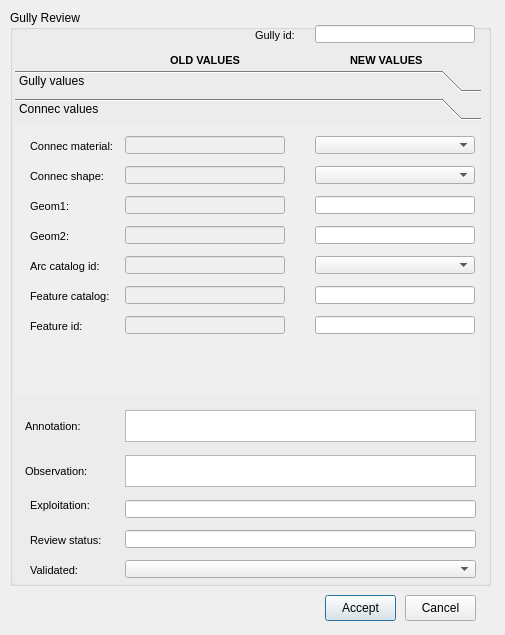
Qt form ui/ud_review_audit_gully.ui (Giswater/giswater_qgis_plugin) before a commit.
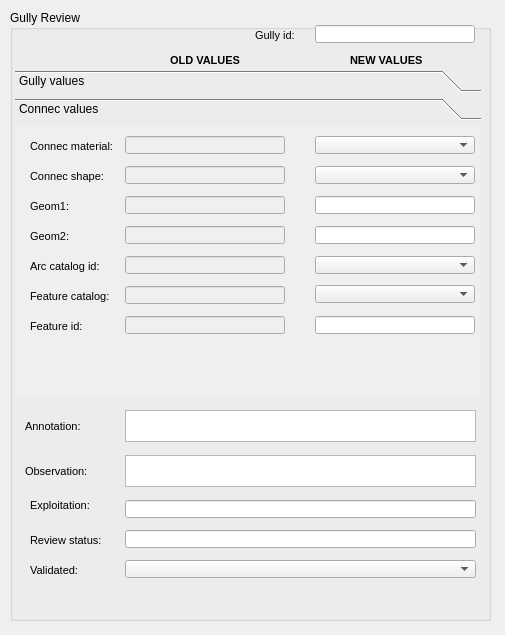
The same form after that commit. The open tabs and pages were chosen to show the change.

Commit message: Changes on review forms

Diff of the .ui file:
```diff
--- a/ui/ud_review_audit_gully.ui
+++ b/ui/ud_review_audit_gully.ui
@@ -19,7 +19,7 @@
      <x>10</x>
      <y>10</y>
      <width>481</width>
-     <height>576</height>
+     <height>611</height>
     </rect>
    </property>
    <property name="title">
@@ -765,22 +765,6 @@
        <string/>
       </property>
      </widget>
-     <widget class="QLineEdit" name="new_featurecat_id">
-      <property name="geometry">
-       <rect>
-        <x>300</x>
-        <y>160</y>
-        <width>160</width>
-        <height>18</height>
-       </rect>
-      </property>
-      <property name="styleSheet">
-       <string notr="true"/>
-      </property>
-      <property name="text">
-       <string/>
-      </property>
-     </widget>
      <widget class="QLineEdit" name="old_connec_geom1">
       <property name="enabled">
        <bool>false</bool>
@@ -1105,32 +1089,6 @@
     </widget>
    </widget>
   </widget>
-  <widget class="QPushButton" name="btn_accept">
-   <property name="geometry">
-    <rect>
-     <x>325</x>
-     <y>595</y>
-     <width>71</width>
-     <height>26</height>
-    </rect>
-   </property>
-   <property name="text">
-    <string>Accept</string>
-   </property>
-  </widget>
-  <widget class="QPushButton" name="btn_cancel">
-   <property name="geometry">
-    <rect>
-     <x>405</x>
-     <y>595</y>
-     <width>71</width>
-     <height>26</height>
-    </rect>
-   </property>
-   <property name="text">
-    <string>Cancel</string>
-   </property>
-  </widget>
   <widget class="QLineEdit" name="expl_id">
    <property name="geometry">
     <rect>
@@ -1212,6 +1170,19 @@
     <string>Validated:</string>
    </property>
   </widget>
+  <widget class="QComboBox" name="new_featurecat_id">
+   <property name="geometry">
+    <rect>
+     <x>315</x>
+     <y>285</y>
+     <width>160</width>
+     <height>18</height>
+    </rect>
+   </property>
+   <property name="frame">
+    <bool>true</bool>
+   </property>
+  </widget>
  </widget>
  <resources/>
  <connections/>
```
The commit also changes 6 other files.
